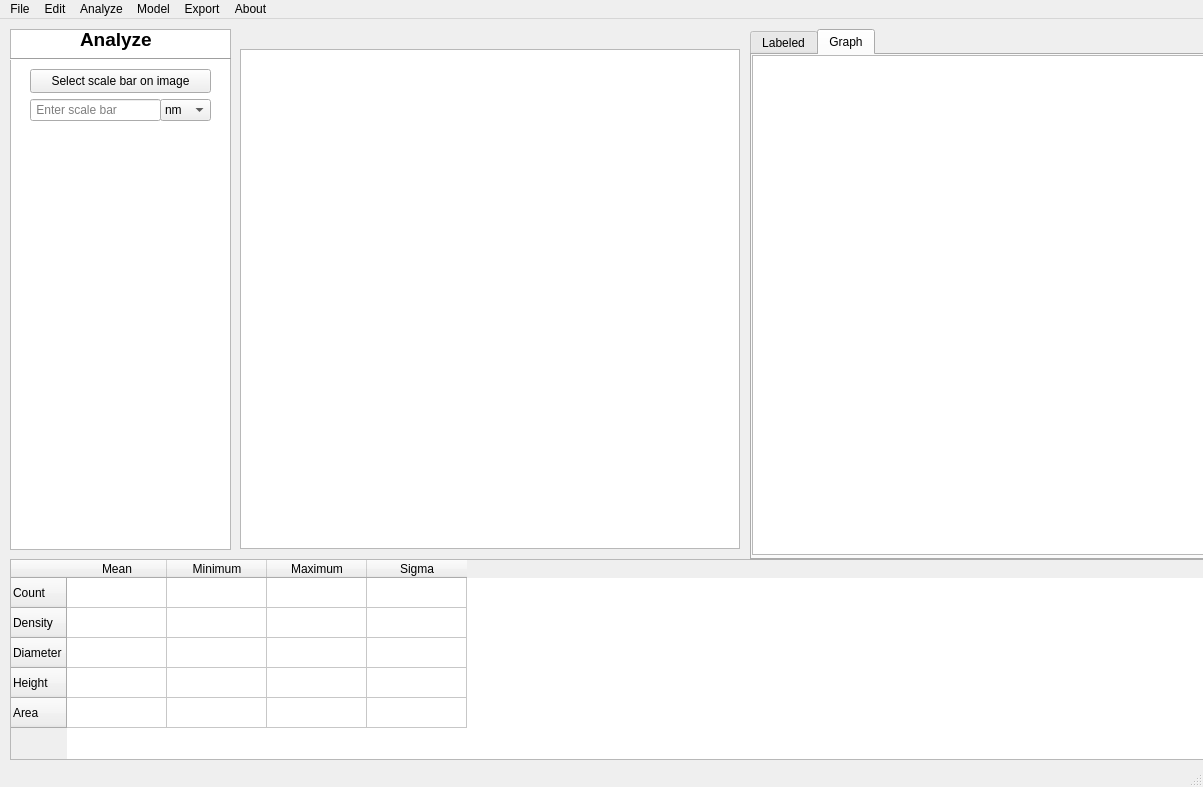
Above: src/gui/ui_designs/gui_prototype1.2_graphics_view.ui from Nikolajkng/NanoparticleAnalysis before the change. Below: the same form after it.
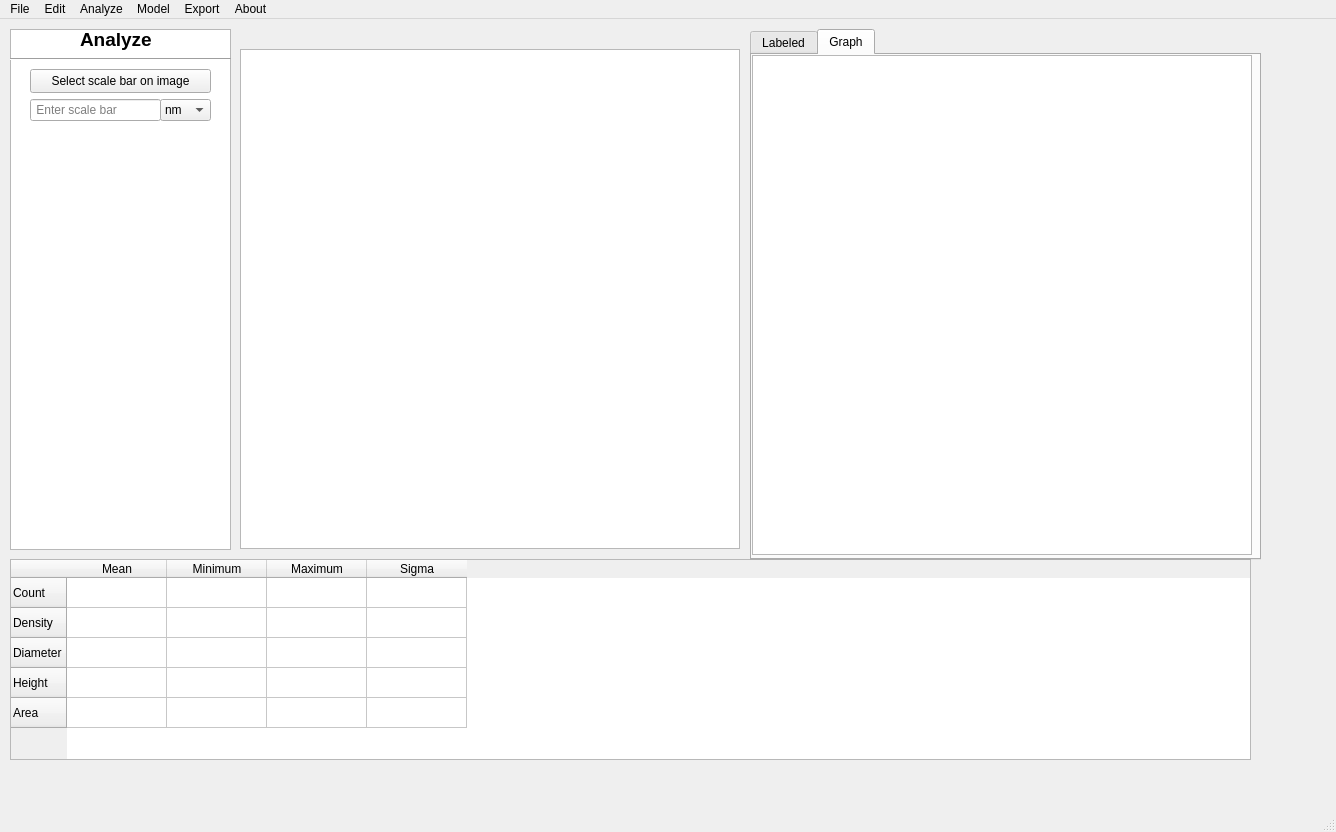
That is the form after the change.

Diff of the .ui file:
```diff
--- a/src/gui/ui_designs/gui_prototype1.2_graphics_view.ui
+++ b/src/gui/ui_designs/gui_prototype1.2_graphics_view.ui
@@ -6,8 +6,8 @@
    <rect>
     <x>0</x>
     <y>0</y>
-    <width>1203</width>
-    <height>787</height>
+    <width>1336</width>
+    <height>832</height>
    </rect>
   </property>
   <property name="sizePolicy">
@@ -359,7 +359,7 @@
     <rect>
      <x>0</x>
      <y>0</y>
-     <width>1203</width>
+     <width>1336</width>
      <height>24</height>
     </rect>
    </property>
```
Left out of the diff: 20 changed lines with no effect on the pictures.
